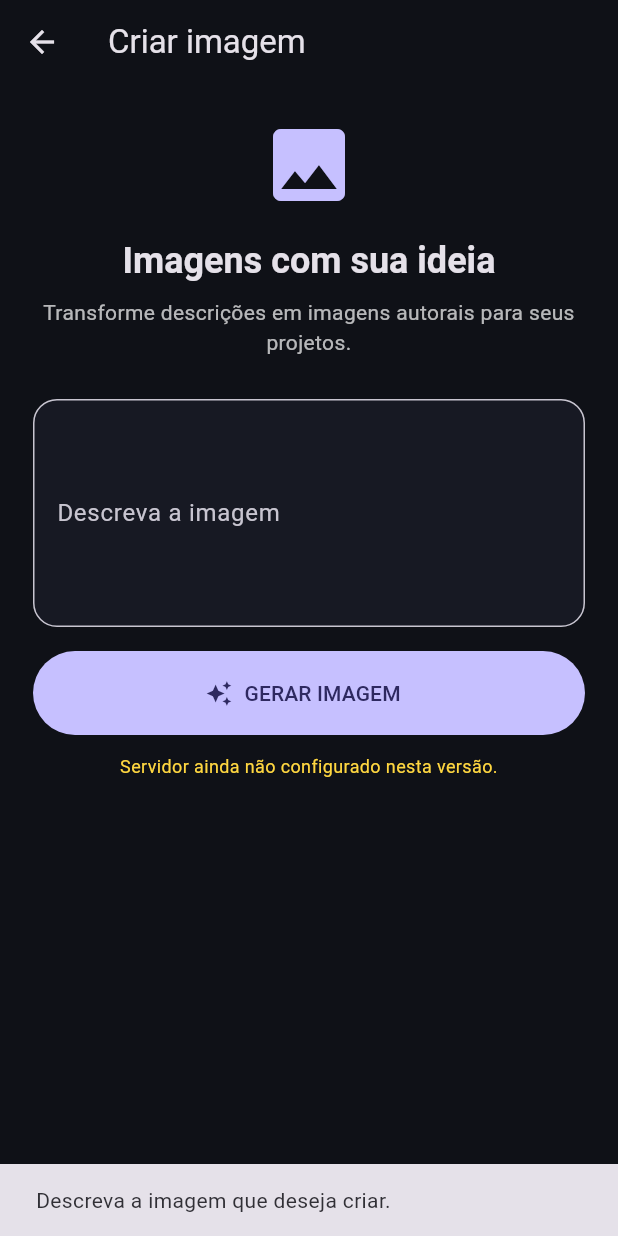
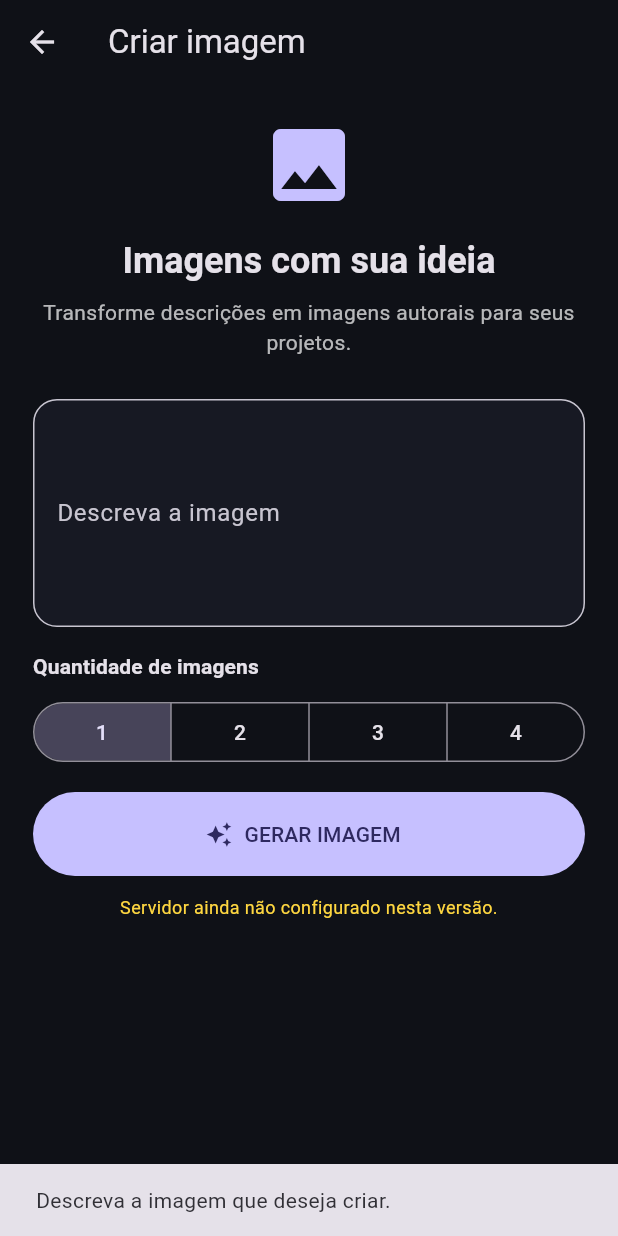
Before and after one commit to claudineimenegon-hub/CriaFacilAI, a Flutter app: the ImagePage screen opened directly, after a tap on "GERAR IMAGEM", on a phone screen of 412 x 824 dp. Run offline on Flutter 3.47's test engine with Material 3 defaults, Android fonts, the phone set to English and light mode, and no system bars; missing offline and left inert: dart:html.

Commit message:
feat(image): allow generating one to four images

```diff
--- a/lib/features/image/image_page.dart
+++ b/lib/features/image/image_page.dart
@@ -19,9 +19,10 @@ class ImagePage extends StatefulWidget {
 class _ImagePageState extends State<ImagePage> {
   final _promptController = TextEditingController();
   late final ImageGenerationService _service;
-  Uint8List? _generatedImage;
+  List<Uint8List> _generatedImages = const [];
   String? _error;
   bool _isGenerating = false;
+  int _imageCount = 1;
 
   @override
   void initState() {
@@ -50,9 +51,11 @@ class _ImagePageState extends State<ImagePage> {
     });
 
     try {
-      final image = await _service.generate(prompt: prompt);
+      final images = _imageCount == 1
+          ? [await _service.generate(prompt: prompt)]
+          : await _service.generateMany(prompt: prompt, count: _imageCount);
       if (!mounted) return;
-      setState(() => _generatedImage = image);
+      setState(() => _generatedImages = images);
     } on ImageGenerationException catch (error) {
       if (!mounted) return;
       setState(() => _error = error.message);
@@ -88,6 +91,30 @@ class _ImagePageState extends State<ImagePage> {
                 ),
               ),
               const SizedBox(height: 16),
+              Text(
+                'Quantidade de imagens',
+                style: Theme.of(context).textTheme.titleSmall?.copyWith(
+                  fontWeight: FontWeight.bold,
+                ),
+              ),
+              const SizedBox(height: 10),
+              SegmentedButton<int>(
+                segments: List.generate(
+                  4,
+                  (index) => ButtonSegment<int>(
+                    value: index + 1,
+                    label: Text('${index + 1}'),
+                  ),
+                ),
+                selected: {_imageCount},
+                onSelectionChanged: _isGenerating
+                    ? null
+                    : (selection) {
+                        setState(() => _imageCount = selection.first);
+                      },
+                showSelectedIcon: false,
+              ),
+              const SizedBox(height: 16),
               SizedBox(
                 height: 56,
                 child: FilledButton.icon(
@@ -99,7 +126,11 @@ class _ImagePageState extends State<ImagePage> {
                         )
                       : const Icon(Icons.auto_awesome),
                   label: Text(
-                    _isGenerating ? 'CRIANDO IMAGEM...' : 'GERAR IMAGEM',
+                    _isGenerating
+                        ? 'CRIANDO ${_imageCount == 1 ? 'IMAGEM' : 'IMAGENS'}...'
+                        : _imageCount == 1
+                        ? 'GERAR IMAGEM'
+                        : 'GERAR $_imageCount IMAGENS',
                   ),
                 ),
               ),
@@ -129,14 +160,25 @@ class _ImagePageState extends State<ImagePage> {
                   ),
                 ),
               ],
-              if (_generatedImage != null) ...[
+              if (_generatedImages.isNotEmpty) ...[
                 const SizedBox(height: 24),
-                ClipRRect(
-                  borderRadius: BorderRadius.circular(20),
-                  child: Image.memory(
-                    _generatedImage!,
-                    fit: BoxFit.cover,
-                    semanticLabel: 'Imagem gerada por inteligência artificial',
+                GridView.builder(
+                  shrinkWrap: true,
+                  physics: const NeverScrollableScrollPhysics(),
+                  itemCount: _generatedImages.length,
+                  gridDelegate: SliverGridDelegateWithFixedCrossAxisCount(
+                    crossAxisCount: _generatedImages.length == 1 ? 1 : 2,
+                    crossAxisSpacing: 12,
+                    mainAxisSpacing: 12,
+                  ),
+                  itemBuilder: (context, index) => ClipRRect(
+                    borderRadius: BorderRadius.circular(20),
+                    child: Image.memory(
+                      _generatedImages[index],
+                      fit: BoxFit.cover,
+                      semanticLabel:
+                          'Imagem ${index + 1} gerada por inteligência artificial',
+                    ),
                   ),
                 ),
               ],
```
Also changed, not shown: 1 other file.
